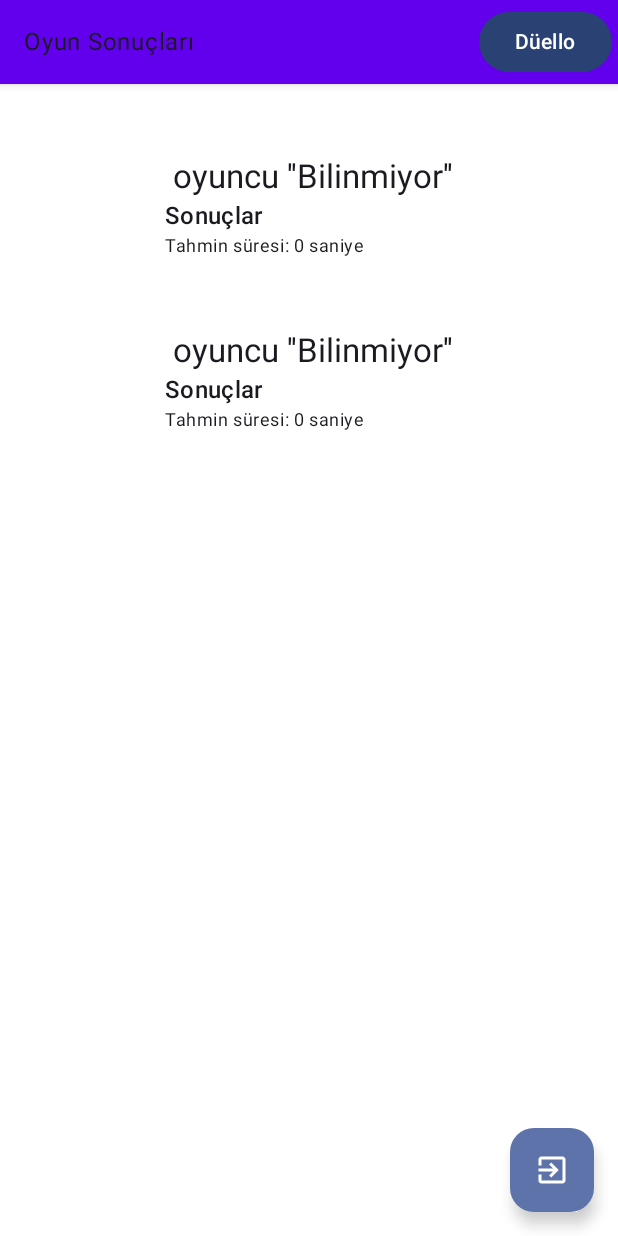
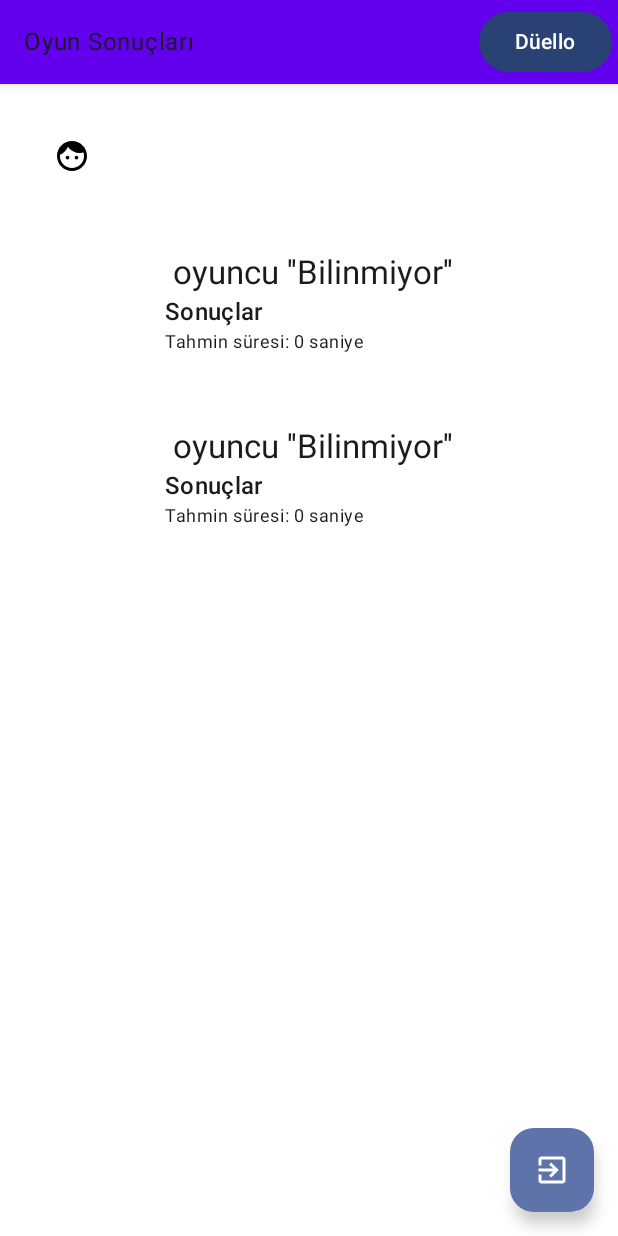
Before and after one commit to Dawnfairy/Word-Arena-Game, an Android app built with Jetpack Compose: the composable FinishScreen called with empty values, on a phone screen of 412 x 824 dp. Run offline under Robolectric (Android 15) with nearby library versions, the phone set to English and light mode, and no system bars; our stand-ins replace Firebase (no records; nobody signed in at launch, a user with empty details on screens opened directly); 1 statement that could not run was skipped.

Commit message:
add ShowFloatingDialog

```diff
--- a/app/build.gradle.kts
+++ b/app/build.gradle.kts
@@ -72,6 +72,7 @@ dependencies {
     implementation("com.google.firebase:firebase-storage-ktx:20.3.0")
     implementation("com.google.firebase:firebase-storage:20.3.0")
     implementation ("org.jetbrains.kotlinx:kotlinx-coroutines-android:1.7.3")
+    implementation("androidx.constraintlayout:constraintlayout-compose:1.0.1")
     testImplementation("junit:junit:4.13.2")
     androidTestImplementation("androidx.test.ext:junit:1.1.5")
     androidTestImplementation("androidx.test.espresso:espresso-core:3.5.1")
--- a/app/src/main/java/com/ft/word_arena_game/ui/screens/FinishScreen.kt
+++ b/app/src/main/java/com/ft/word_arena_game/ui/screens/FinishScreen.kt
@@ -3,16 +3,22 @@ package com.ft.word_arena_game.ui.screens
 import android.util.Log
 import android.widget.Toast
 import androidx.compose.foundation.background
+import androidx.compose.foundation.layout.Arrangement
 import androidx.compose.foundation.layout.Box
 import androidx.compose.foundation.layout.Column
+import androidx.compose.foundation.layout.Row
 import androidx.compose.foundation.layout.Spacer
 import androidx.compose.foundation.layout.fillMaxSize
+import androidx.compose.foundation.layout.fillMaxWidth
 import androidx.compose.foundation.layout.height
 import androidx.compose.foundation.layout.padding
+import androidx.compose.foundation.layout.size
+import androidx.compose.material.IconButton
 import androidx.compose.material.Scaffold
 import androidx.compose.material.TopAppBar
 import androidx.compose.material.icons.Icons
 import androidx.compose.material.icons.filled.ExitToApp
+import androidx.compose.material.icons.filled.Face
 import androidx.compose.material3.AlertDialog
 import androidx.compose.material3.Button
 import androidx.compose.material3.CircularProgressIndicator
@@ -34,6 +40,7 @@ import androidx.compose.ui.platform.LocalContext
 import androidx.compose.ui.unit.dp
 import androidx.compose.ui.window.Dialog
 import androidx.navigation.NavController
+import com.ft.word_arena_game.ui.components.ShowFloatingDialog
 import com.google.firebase.Firebase
 import com.google.firebase.auth.auth
 import com.google.firebase.firestore.FieldValue
@@ -427,6 +434,39 @@ fun FinishScreen(
             .padding(16.dp),
             horizontalAlignment = Alignment.CenterHorizontally
         ){
+
+
+            var showDialog by remember { mutableStateOf(false) }
+            if (showDialog) {
+                ShowFloatingDialog(
+                    onDismiss = { showDialog = false },  // Dialog'u kapat
+                    wordList = listOf("elma", "adam"), // Örnek kelime listesi
+                    gridSize = 4,
+                    arananKelime = "adam"// İstenen ızgara boyutuba
+                )
+            }
+
+            Row(
+                modifier = Modifier
+                    .fillMaxWidth() // Row'u genişlet
+                    .padding(8.dp), // Padding ekleyin
+                horizontalArrangement = Arrangement.Start, // Sağa hizalama
+                verticalAlignment = Alignment.CenterVertically // Dikeyde ortala
+            ) {
+                IconButton(
+                    onClick = {
+                        showDialog = true // Icon Button'a tıklanınca showDialog state'ini güncelle
+                    },
+                    modifier = Modifier.size(48.dp) // Icon Button boyutu
+                ) {
+                    androidx.compose.material.Icon(
+                        imageVector = Icons.Filled.Face,
+                        contentDescription = "Rakibi Gör" // Erişilebilirlik açıklaması
+                    )
+                }
+            }
+
+
             Spacer(modifier = Modifier.height(16.dp))
             // Eğer oyuncu sonuçları yüklenmediyse yükleme işareti göster
             if (isLoading.value) {
```
Also changed, not shown: app/src/main/java/com/ft/word_arena_game/ui/screens/GameScreen.kt (+59 -1 lines).
